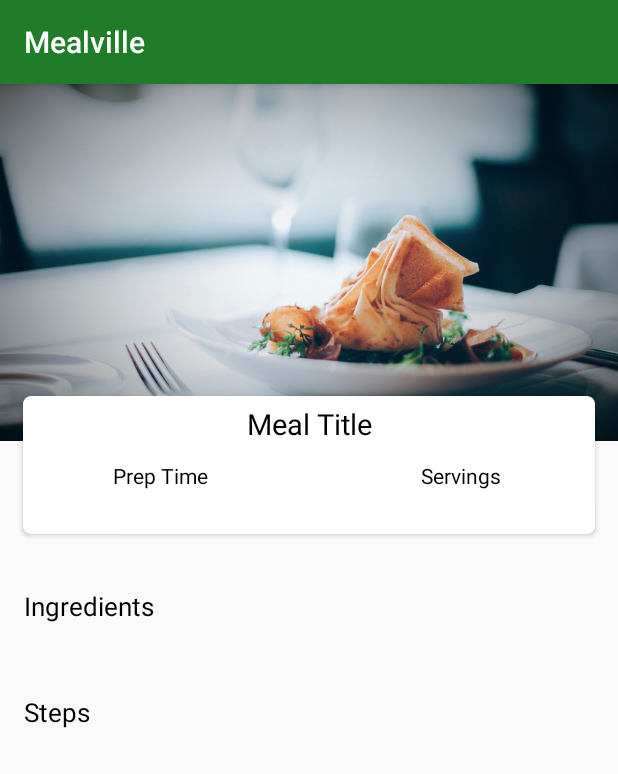
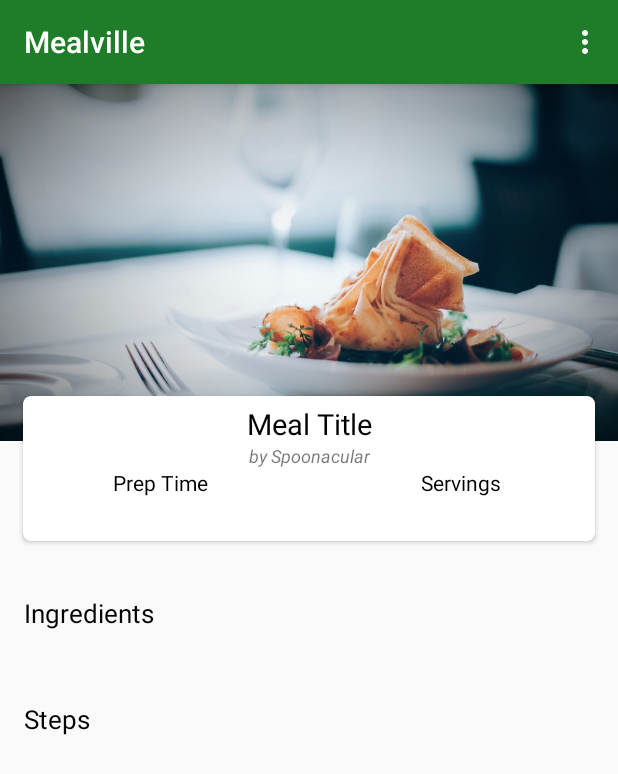
Before and after one commit to Nicholas-Muturi/recipe-app, an Android app: the ViewRecipeActivity screen opened directly, with no data from a screen before it, on a phone screen of 412 x 824 dp. Shown: the top 774 px of the screen. Run offline under Robolectric (Android 15) with nearby library versions, the phone set to English and light mode, and no system bars; our stand-ins replace ButterKnife, Picasso; libraries missing offline, so code that uses them is left out: org.parceler; network calls fail; pictures from the network do not load; Roboto replaces fonts that are not available here; 1 statement that could not run was skipped.

Commit message:
[chore] Added author to recipes & custom recipes to allow users to see who posted the recipe

```diff
--- a/app/src/main/java/m/nicholas/mealville/ui/ViewRecipeActivity.java
+++ b/app/src/main/java/m/nicholas/mealville/ui/ViewRecipeActivity.java
@@ -4,6 +4,8 @@ import androidx.appcompat.app.AppCompatActivity;
 
 import android.content.Intent;
 import android.os.Bundle;
+import android.view.Menu;
+import android.view.MenuInflater;
 import android.widget.ImageView;
 import android.widget.Switch;
 import android.widget.TextView;
@@ -35,6 +37,7 @@ public class ViewRecipeActivity extends AppCompatActivity {
     @BindView(R.id.tvViewSteps) TextView tvViewSteps;
     @BindView(R.id.tvViewPrepTime) TextView tvViewPrepTime;
     @BindView(R.id.tvViewServingNo) TextView tvServingNo;
+    @BindView(R.id.tvViewAuthor) TextView tvViewAuthor;
     @BindView(R.id.foodImage) ImageView ivFoodImage;
     private int recipeId;
 
@@ -57,7 +60,13 @@ public class ViewRecipeActivity extends AppCompatActivity {
                 break;
         }
 
+    }
 
+    @Override
+    public boolean onCreateOptionsMenu(Menu menu) {
+        MenuInflater inflater = getMenuInflater();
+        inflater.inflate(R.menu.menu_logout,menu);
+        return super.onCreateOptionsMenu(menu);
     }
 
     public void getApiRecipe(){
@@ -93,6 +102,7 @@ public class ViewRecipeActivity extends AppCompatActivity {
                     tvViewTitle.setText(recipe.getTitle());
                     tvViewPrepTime.setText(prepTime);
                     tvServingNo.setText(String.valueOf(recipe.getServings()));
+                    tvViewAuthor.setText(getResources().getString(R.string.api_recipe_author));
                     Picasso.get().load(recipe.getImage()).into(ivFoodImage);
                 }
             }
@@ -129,5 +139,6 @@ public class ViewRecipeActivity extends AppCompatActivity {
         tvViewTitle.setText(recipe.getTitle());
         tvViewPrepTime.setText(prepTime);
         tvServingNo.setText(String.valueOf(recipe.getServings()));
+        tvViewAuthor.setText(recipe.getAuthor());
     }
 }
--- a/app/src/main/res/layout/activity_view_recipe.xml
+++ b/app/src/main/res/layout/activity_view_recipe.xml
@@ -46,8 +46,8 @@
                     android:layout_width="wrap_content"
                     android:layout_height="wrap_content"
                     android:layout_centerHorizontal="true"
-                    android:layout_marginStart="16dp"
-                    android:layout_marginEnd="16dp"
+                    android:layout_marginStart="20dp"
+                    android:layout_marginEnd="20dp"
                     android:text="Meal Title"
                     android:textAlignment="center"
                     android:textColor="@color/textBlack"
@@ -57,30 +57,41 @@
                     app:layout_constraintTop_toTopOf="parent" />
 
                 <TextView
+                    android:id="@+id/tvViewAuthor"
+                    android:layout_width="wrap_content"
+                    android:layout_height="wrap_content"
+                    android:text="@string/api_recipe_author"
+                    android:textSize="12sp"
+                    android:textAlignment="center"
+                    android:textStyle="italic"
+                    app:layout_constraintEnd_toEndOf="@+id/tvViewTitle"
+                    app:layout_constraintHorizontal_bias="0.5"
+                    app:layout_constraintStart_toStartOf="@+id/tvViewTitle"
+                    app:layout_constraintTop_toBottomOf="@+id/tvViewTitle" />
+
+                <TextView
                     android:id="@+id/textView8"
                     android:layout_width="wrap_content"
                     android:layout_height="wrap_content"
                     android:layout_below="@id/tvViewTitle"
                     android:layout_marginStart="60dp"
-                    android:layout_marginTop="12dp"
                     android:text="Prep Time"
                     android:textAlignment="center"
                     android:textColor="@color/textBlack"
                     app:layout_constraintStart_toStartOf="parent"
-                    app:layout_constraintTop_toBottomOf="@id/tvViewTitle" />
+                    app:layout_constraintTop_toBottomOf="@id/tvViewAuthor" />
 
                 <TextView
                     android:id="@+id/textView10"
                     android:layout_width="wrap_content"
                     android:layout_height="wrap_content"
-                    android:layout_marginTop="12dp"
                     android:layout_marginEnd="60dp"
                     android:text="Servings"
                     android:textColor="@color/textBlack"
                     app:layout_constraintEnd_toEndOf="parent"
                     app:layout_constraintHorizontal_bias="0.985"
                     app:layout_constraintStart_toEndOf="@id/textView8"
-                    app:layout_constraintTop_toBottomOf="@id/tvViewTitle" />
+                    app:layout_constraintTop_toBottomOf="@id/tvViewAuthor" />
 
                 <TextView
                     android:id="@+id/tvViewPrepTime"
--- a/app/src/main/res/values/strings.xml
+++ b/app/src/main/res/values/strings.xml
@@ -49,7 +49,7 @@
     <string name="failure_message">Something went terribly wrong. Please check your Internet connection and try again later</string>
     <string name="unsuccessful_message">Something went wrong. Please try again later</string>
     <string name="no_results">No results found</string>
-
+    <string name="api_recipe_author">by Spoonacular</string>
 
 
 </resources>
```
Also changed, not shown: app/src/main/java/m/nicholas/mealville/Adapters/myFirebaseViewHolder.java (+11 -1 lines), app/src/main/java/m/nicholas/mealville/models/Recipe.java (+12 -1 lines), app/src/main/java/m/nicholas/mealville/ui/CustomRecipeFragment.java (+0 -13 lines), app/src/main/java/m/nicholas/mealville/ui/NewRecipeFragment.java (+11 -4 lines).
